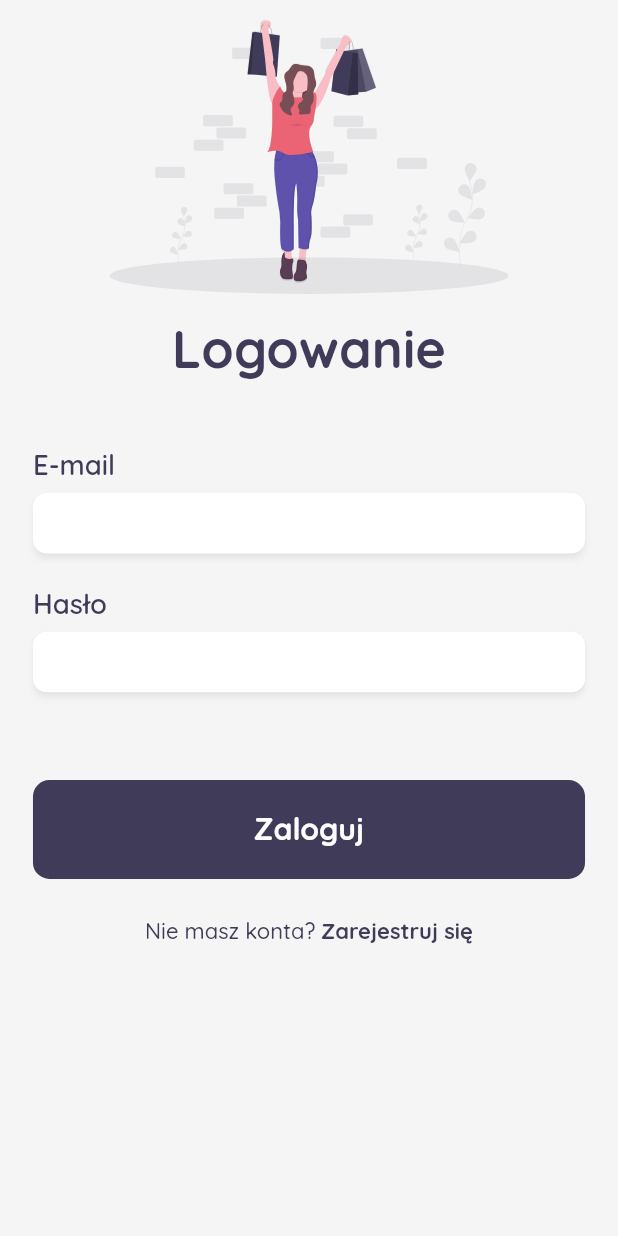
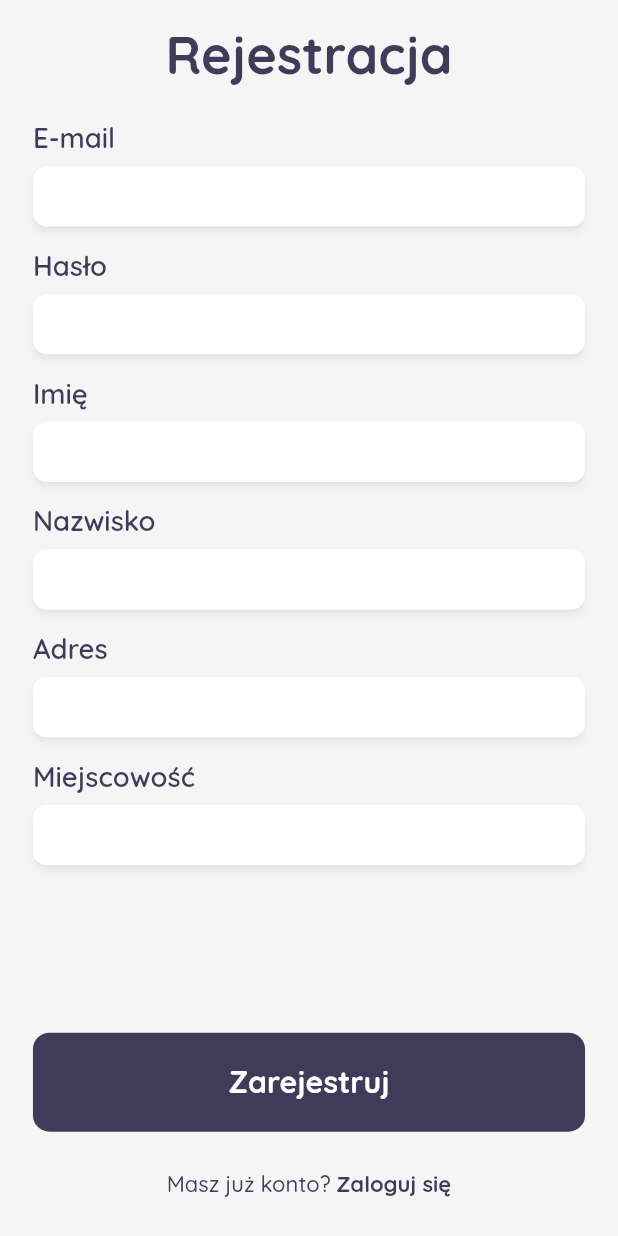
Before and after one commit to WeSsli/SneakersShop, a Flutter app: the screen it shows after launch, on a phone screen of 412 x 824 dp. Run offline on Flutter 3.47's test engine with Material 2 defaults, Android fonts, the phone set to English and light mode, and no system bars; our stand-ins replace firebase_core, flutter_svg, get, google_fonts, responsive_framework; accounts and stored records are empty.

Commit message:
Added register screen

```diff
--- a/lib/main.dart
+++ b/lib/main.dart
@@ -3,6 +3,7 @@ import 'package:firebase_core/firebase_core.dart';
 import 'package:flutter/services.dart';
 import 'package:get/get.dart';
 import 'package:sneakers/screens/login_screen.dart';
+import 'package:sneakers/screens/register_screen.dart';
 import 'package:responsive_framework/responsive_framework.dart';
 import 'package:sneakers/utils/precache_image.dart';
 import 'package:sneakers/utils/theme.dart';
@@ -13,8 +14,7 @@ void main() async {
   SystemChrome.setSystemUIOverlayStyle(
     SystemUiOverlayStyle.dark.copyWith(
       statusBarColor: Colors.transparent,
-      systemNavigationBarColor: Colors.white,
-      systemNavigationBarIconBrightness: Brightness.dark,
+
     ),
   );
   runApp(MyApp());
@@ -27,7 +27,7 @@ class MyApp extends StatelessWidget {
 
       theme: AppTheme.light,
         debugShowCheckedModeBanner: false,
-        home: LoginScreen(),
+        home: RegisterScreen(),
         builder: (context, widget) {
           PrecacheImages().init(context);
           return ResponsiveWrapper.builder(
--- /dev/null
+++ b/lib/screens/register_screen.dart
@@ -0,0 +1,148 @@
+import 'package:flutter/cupertino.dart';
+import 'package:flutter/material.dart';
+import 'package:get/get.dart';
+import 'package:sneakers/widgets/text_input.dart';
+
+class RegisterScreen extends StatelessWidget {
+  @override
+  Widget build(BuildContext context) {
+    return Scaffold(
+      body: SafeArea(
+        child: Column(
+          crossAxisAlignment: CrossAxisAlignment.center,
+          children: [
+            SizedBox(
+              height: 16,
+            ),
+            Center(
+              child: Text(
+                "Rejestracja",
+                style: context.textTheme.bodyText1.copyWith(
+                  fontSize: 38,
+                  fontWeight: FontWeight.bold,
+                ),
+              ),
+            ),
+            SizedBox(
+              height: 24,
+            ),
+            Expanded(
+              child: SingleChildScrollView(
+                child: Column(
+                  children: [
+                    TextInput(
+                      label: "E-mail",
+                      textEditingController: TextEditingController(),
+                      type: TextInputType.emailAddress,
+                    ),
+                    SizedBox(
+                      height: 16,
+                    ),
+                    TextInput(
+                      label: "Hasło",
+                      textEditingController: TextEditingController(),
+                      obscure: true,
+                    ),
+                    SizedBox(
+                      height: 16,
+                    ),
+                    TextInput(
+                      label: "Imię",
+                      textEditingController: TextEditingController(),
+                    ),
+                    SizedBox(
+                      height: 16,
+                    ),
+                    TextInput(
+                      label: "Nazwisko",
+                      textEditingController: TextEditingController(),
+                    ),
+                    SizedBox(
+                      height: 16,
+                    ),
+                    TextInput(
+                      label: "Adres",
+                      textEditingController: TextEditingController(),
+                    ),
+                    SizedBox(
+                      height: 16,
+                    ),
+                    TextInput(
+                      label: "Miejscowość",
+                      textEditingController: TextEditingController(),
+                    ),
+                  ],
+                ),
+              ),
+            ),
+            SizedBox(
+              height: 16,
+            ),
+            CupertinoButton(
+              child: Container(
+                margin: const EdgeInsets.symmetric(horizontal: 24),
+                width: context.mediaQuery.size.width,
+                decoration: BoxDecoration(
+                  color: context.theme.primaryColor,
+                  borderRadius: BorderRadius.circular(12),
+                ),
+                child: Padding(
+                  padding: const EdgeInsets.symmetric(vertical: 22),
+                  child: Center(
+                    child: Text(
+                      "Zarejestruj",
+                      style: context.textTheme.bodyText1.copyWith(
+                        fontSize: 22,
+                        fontWeight: FontWeight.w800,
+                        color: Colors.white,
+                      ),
+                    ),
+                  ),
+                ),
+              ),
+              minSize: 0,
+              color: Colors.transparent,
+              padding: EdgeInsets.zero,
+              onPressed: () {},
+            ),
+            SizedBox(
+              height: 28,
+            ),
+            Container(
+              margin: EdgeInsets.only(bottom: 28),
+              child: Row(
+                mainAxisAlignment: MainAxisAlignment.center,
+                children: [
+                  Text(
+                    "Masz już konto?",
+                    style: context.textTheme.bodyText1.copyWith(
+                      fontSize: 16,
+                      color: context.theme.primaryColor,
+                    ),
+                  ),
+                  SizedBox(
+                    width: 4,
+                  ),
+                  CupertinoButton(
+                    child: Text(
+                      "Zaloguj się",
+                      style: context.textTheme.bodyText1.copyWith(
+                        fontSize: 16,
+                        fontWeight: FontWeight.w800,
+                        color: context.theme.primaryColor,
+                      ),
+                    ),
+                    onPressed: () {},
+                    padding: EdgeInsets.zero,
+                    minSize: 0,
+                    color: Colors.transparent,
+                  ),
+                ],
+              ),
+            ),
+          ],
+        ),
+      ),
+    );
+  }
+}
```
